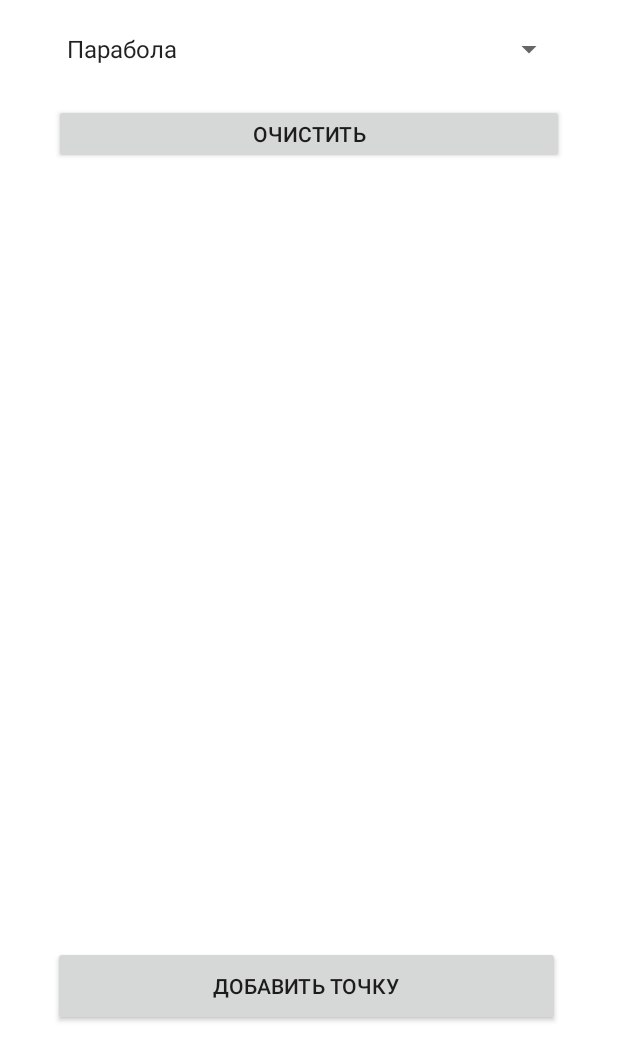
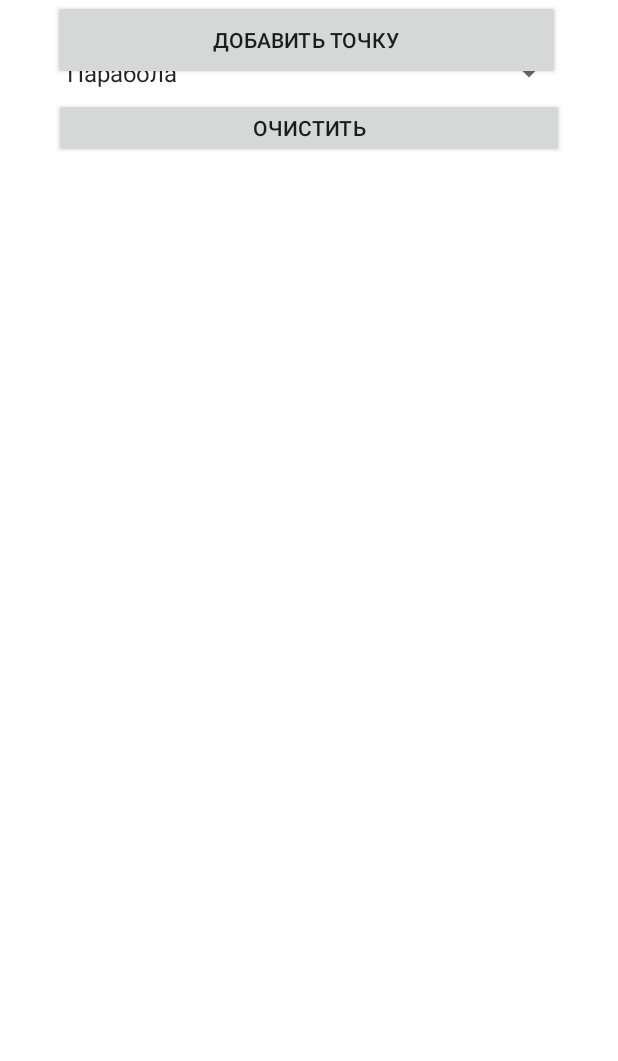
Before and after one commit to Kurtlike/lab4Android, an Android app: the DataInputActivity screen opened directly, with no data from a screen before it, on a phone screen of 412 x 824 dp. Shown: the top 1061 px of the screen. Run offline under Robolectric (Android 15) with nearby library versions, the phone set to English and light mode, and no system bars.

Commit message:
some fix

```diff
--- a/app/src/main/java/com/kurtlike/lab4android/MainActivity.kt
+++ b/app/src/main/java/com/kurtlike/lab4android/MainActivity.kt
@@ -37,11 +37,12 @@ class MainActivity : AppCompatActivity() {
 
         solveFunc.setOnClickListener {
             loadDots()
+            isFunctionSolve = true
             chartReload.performClick()
         }
         xValueButton.setOnClickListener{
             if(isFunctionSolve){
-
+                println("a")
             }
         }
         chartReload.setOnClickListener {
--- a/app/src/main/res/layout/activity_main.xml
+++ b/app/src/main/res/layout/activity_main.xml
@@ -19,6 +19,7 @@
         app:layout_constraintVertical_bias="0.0" />
 
     <EditText
+        android:background="@color/cardview_dark_background"
         android:id="@+id/xValue"
         android:layout_width="127dp"
         android:layout_height="44dp"
@@ -38,7 +39,7 @@
         app:layout_constraintBottom_toBottomOf="parent"
         app:layout_constraintEnd_toEndOf="parent"
         app:layout_constraintHorizontal_bias="1.0"
-        app:layout_constraintStart_toStartOf="@+id/chartContainer"
+        app:layout_constraintStart_toStartOf="@+id/xValue"
         app:layout_constraintTop_toTopOf="parent"
         app:layout_constraintVertical_bias="0.0" />
 
--- a/app/src/main/res/layout/data_input.xml
+++ b/app/src/main/res/layout/data_input.xml
@@ -9,7 +9,7 @@
         android:id="@+id/presetSpinner"
         android:layout_width="340dp"
         android:layout_height="33dp"
-        android:layout_marginTop="16dp"
+        android:layout_marginTop="32dp"
         app:layout_constraintEnd_toEndOf="parent"
         app:layout_constraintHorizontal_bias="0.507"
         app:layout_constraintStart_toStartOf="parent"
@@ -19,7 +19,6 @@
         android:id="@+id/clearButton"
         android:layout_width="340dp"
         android:layout_height="40dp"
-        android:layout_marginTop="20dp"
         android:text="Очистить"
         app:layout_constraintEnd_toEndOf="parent"
         app:layout_constraintStart_toStartOf="parent"
@@ -29,7 +28,6 @@
         android:id="@+id/dinamicDots"
         android:layout_width="339dp"
         android:layout_height="353dp"
-        android:layout_marginTop="8dp"
         app:layout_constraintBottom_toTopOf="@+id/addDotButton"
         app:layout_constraintEnd_toEndOf="parent"
         app:layout_constraintHorizontal_bias="0.476"
@@ -48,11 +46,10 @@
         android:id="@+id/addDotButton"
         android:layout_width="338dp"
         android:layout_height="53dp"
-        android:layout_marginBottom="140dp"
         android:text="Добавить точку"
-        app:layout_constraintBottom_toBottomOf="parent"
         app:layout_constraintEnd_toEndOf="parent"
         app:layout_constraintHorizontal_bias="0.479"
-        app:layout_constraintStart_toStartOf="parent" />
+        app:layout_constraintStart_toStartOf="parent"
+        tools:layout_editor_absoluteY="538dp" />
 
 </androidx.constraintlayout.widget.ConstraintLayout>
```
